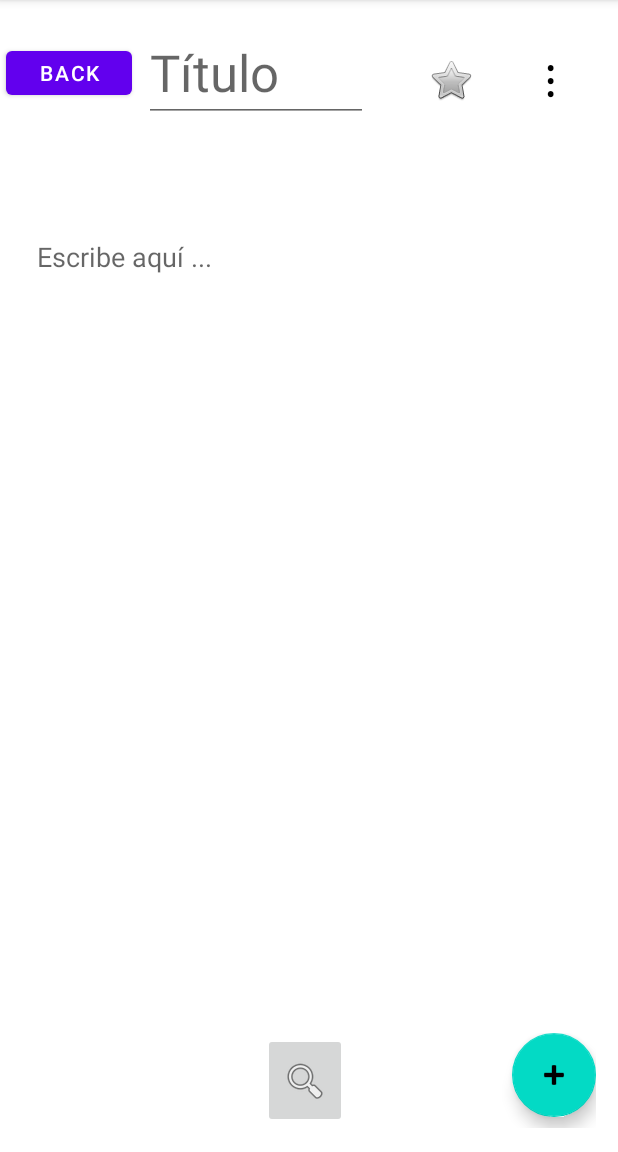
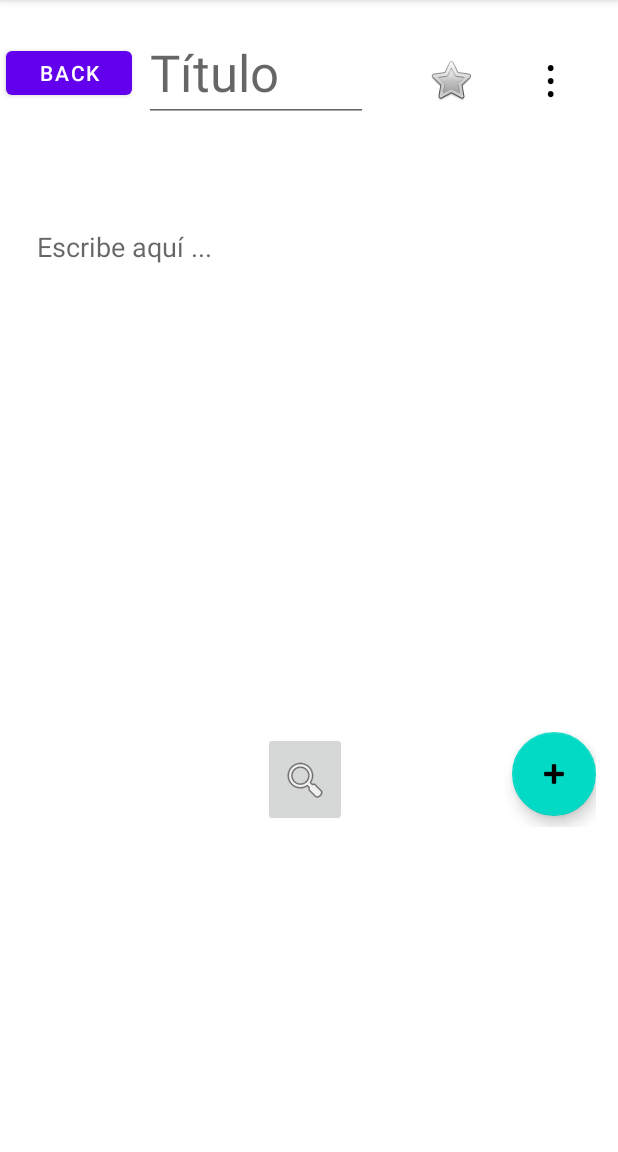
Before and after one commit to bdmariobd/takethatproduct, an Android app: the screen it shows after launch (NoteTotalViewActivity), after a tap on an icon or button, on a phone screen of 412 x 824 dp, the part 84-1236 px from its top. Run offline under Robolectric (Android 15) with nearby library versions, the phone set to English and light mode, and no system bars; our stand-ins replace Room's generated code; pictures from the network do not load.

Commit message:
Vista productos

```diff
--- a/app/src/main/java/es/ucm/fdi/takethatproduct/integration/product/ProductListAdapter.java
+++ b/app/src/main/java/es/ucm/fdi/takethatproduct/integration/product/ProductListAdapter.java
@@ -43,14 +43,14 @@ public class ProductListAdapter extends RecyclerView.Adapter<ProductListAdapter.
 
         final ProductListAdapter mAdapter;
         public final TextView productTitle;
-        public final TextView precio;
+        public final TextView productPrecio;
         public final ImageView productImage;
         public final Button addProduct;
         public final View itemView;
         public ProductViewHolder(View itemView, ProductListAdapter adapter) {
             super(itemView);
             productTitle = itemView.findViewById(R.id.productTitle);
-            precio = itemView.findViewById(R.id.priceLabel);
+            productPrecio = itemView.findViewById(R.id.priceLabel);
             productImage = itemView.findViewById(R.id.productImage);
             addProduct = itemView.findViewById(R.id.addProduct);
             this.mAdapter = adapter;
@@ -77,7 +77,7 @@ public class ProductListAdapter extends RecyclerView.Adapter<ProductListAdapter.
         holder.productTitle.setPaintFlags(holder.productTitle.getPaintFlags() |   Paint.UNDERLINE_TEXT_FLAG);
         //holder.bookAuthor.setText(book.getAuthors());
 
-        holder.precio.setText(String.valueOf(product.getPrecio()));
+        holder.productPrecio.setText( " "+String.valueOf(product.getPrecio()) + " €");
 
         holder.productTitle.setOnClickListener(new View.OnClickListener() {
             @Override
--- a/app/src/main/res/layout/note_total_view.xml
+++ b/app/src/main/res/layout/note_total_view.xml
@@ -11,6 +11,7 @@
         android:layout_height="423dp"
         android:layout_marginStart="23dp"
         android:layout_marginLeft="23dp"
+        android:layout_marginTop="152dp"
         android:layout_marginEnd="28dp"
         android:layout_marginRight="28dp"
         android:background="@android:color/transparent"
@@ -19,12 +20,10 @@
         android:hapticFeedbackEnabled="false"
         android:hint="Escribe aquí ..."
         android:inputType="textPersonName"
-        app:layout_constraintBottom_toBottomOf="parent"
         app:layout_constraintEnd_toEndOf="parent"
         app:layout_constraintHorizontal_bias="1.0"
         app:layout_constraintStart_toStartOf="parent"
-        app:layout_constraintTop_toTopOf="parent"
-        app:layout_constraintVertical_bias="0.461" />
+        app:layout_constraintTop_toTopOf="parent" />
 
     <ImageButton
         android:id="@+id/noteTotalViewFavoriteButton"
@@ -44,18 +43,15 @@
         android:layout_height="63dp"
         android:layout_marginStart="16dp"
         android:layout_marginLeft="16dp"
-        android:layout_marginTop="10dp"
+        android:layout_marginTop="488dp"
         android:layout_marginEnd="14dp"
         android:layout_marginRight="14dp"
-        android:layout_marginBottom="16dp"
         android:gravity="end"
         android:orientation="horizontal"
-        app:layout_constraintBottom_toBottomOf="parent"
         app:layout_constraintEnd_toEndOf="parent"
         app:layout_constraintHorizontal_bias="0.0"
         app:layout_constraintStart_toStartOf="parent"
-        app:layout_constraintTop_toBottomOf="@+id/noteTotalViewBody"
-        app:layout_constraintVertical_bias="1.0">
+        app:layout_constraintTop_toTopOf="parent">
 
         <ImageButton
             android:id="@+id/noteTotalViewSearchAPIButton"
@@ -96,12 +92,9 @@
         android:layout_marginStart="4dp"
         android:layout_marginLeft="4dp"
         android:layout_marginTop="28dp"
-        android:layout_marginBottom="36dp"
         android:text="Back"
-        app:layout_constraintBottom_toTopOf="@+id/noteTotalViewBody"
         app:layout_constraintStart_toStartOf="parent"
-        app:layout_constraintTop_toTopOf="parent"
-        app:layout_constraintVertical_bias="0.0" />
+        app:layout_constraintTop_toTopOf="parent" />
 
     <EditText
         android:id="@+id/noteTotalViewTitle"
```
Also changed, not shown: app/src/main/res/layout/product_list_element.xml (+6 -4 lines).
